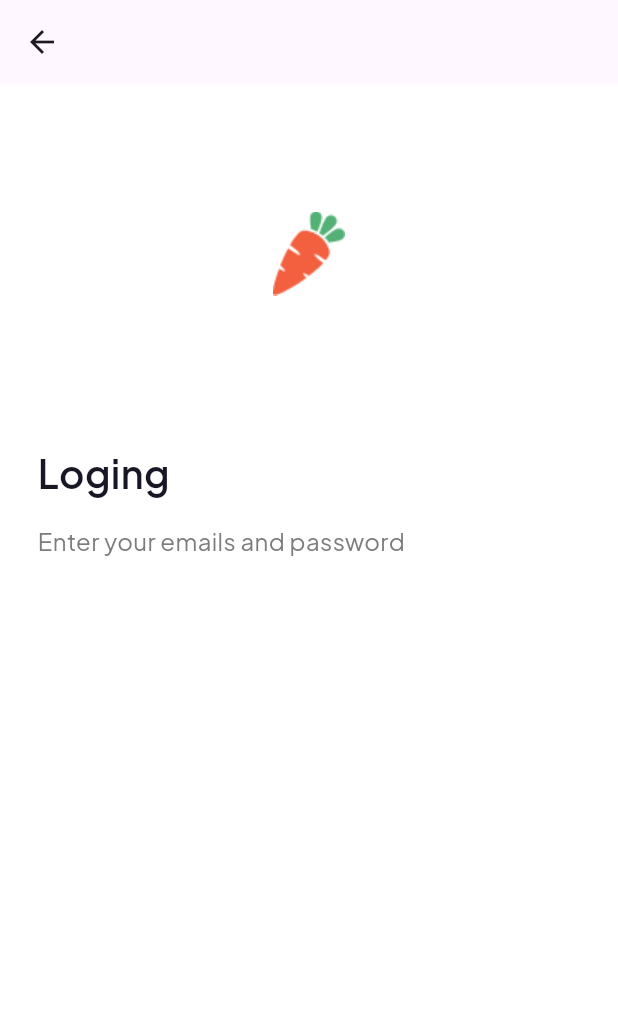
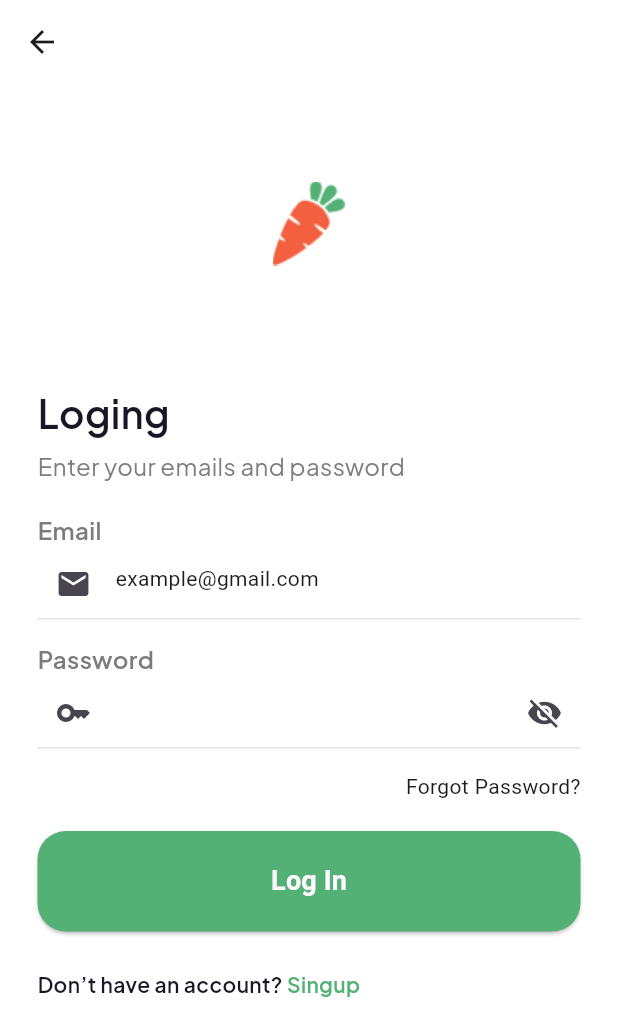
Before and after one commit to Klibar/forth_flutter_task, a Flutter app: the screen it shows after launch, after a tap on "Get Started", on a phone screen of 412 x 824 dp. Shown: the top 1036 px of the screen. Run offline on Flutter 3.47's test engine with Material 3 defaults, Android fonts, the phone set to English and light mode, and no system bars; our stand-ins replace flutter_svg, google_fonts.

Commit message:
finsh the login and sing up

```diff
--- a/lib/conestans.dart
+++ b/lib/conestans.dart
@@ -15,16 +15,12 @@ class GreenButton extends StatelessWidget {
   final VoidCallback onPressed;
   @override
   Widget build(BuildContext context) {
-    return Padding(
-      padding: EdgeInsets.symmetric(horizontal: 30.5),
-      child: ElevatedButton(
+    return ElevatedButton(
       onPressed: onPressed,
       style: ElevatedButton.styleFrom(
-          minimumSize: Size(353, 67),
+        minimumSize: Size(double.infinity, 67),
         backgroundColor: MyColors.mainColor,
-          shape: RoundedRectangleBorder(
-            borderRadius: BorderRadius.circular(19),
-          ),
+        shape: RoundedRectangleBorder(borderRadius: BorderRadius.circular(19)),
       ),
       child: Text(
         textButton,
@@ -34,7 +30,6 @@ class GreenButton extends StatelessWidget {
           fontSize: 18,
         ),
       ),
-      ),
     );
   }
 }
--- a/lib/screens/auth/login.dart
+++ b/lib/screens/auth/login.dart
@@ -1,4 +1,6 @@
 import 'package:flutter/material.dart';
+import 'package:forth_flutter_task/conestans.dart';
+import 'package:forth_flutter_task/screens/auth/signUp.dart';
 import 'package:google_fonts/google_fonts.dart';
 
 class Login extends StatefulWidget {
@@ -9,15 +11,16 @@ class Login extends StatefulWidget {
 }
 
 class _LoginState extends State<Login> {
-  // final _formKey = GlobalKey<FormState>();
-  // final _emailController = TextEditingController();
-  // final _passController = TextEditingController();
-  // bool _checkPass = true;
+  var formKey = GlobalKey<FormState>();
+  final emailController = TextEditingController();
+  final passController = TextEditingController();
+  bool passFiledCheck = true;
   @override
   Widget build(BuildContext context) {
     return Scaffold(
       backgroundColor: Colors.white,
       appBar: AppBar(
+        backgroundColor: Colors.white,
         leading: IconButton(
           onPressed: () => Navigator.pop(context),
           icon: Icon(Icons.arrow_back),
@@ -25,14 +28,17 @@ class _LoginState extends State<Login> {
       ),
       body: Padding(
         padding: EdgeInsets.symmetric(horizontal: 25),
+        child: SingleChildScrollView(
+          child: Form(
+            key: formKey,
             child: Column(
               children: [
-            SizedBox(height: 85),
+                SizedBox(height: 65),
                 Row(
                   mainAxisAlignment: .center,
                   children: [Image.asset('assets/Group.png')],
                 ),
-            SizedBox(height: 100),
+                SizedBox(height: 80),
                 Row(
                   children: [
                     Column(
@@ -46,7 +52,7 @@ class _LoginState extends State<Login> {
                             color: Color(0xff181725),
                           ),
                         ),
-                    SizedBox(height: 15),
+                        SizedBox(height: 5),
                         Text(
                           'Enter your emails and password',
                           style: GoogleFonts.plusJakartaSans(
@@ -59,8 +65,115 @@ class _LoginState extends State<Login> {
                     ),
                   ],
                 ),
-            SizedBox(height: 40),
+                SizedBox(height: 20),
+                Align(
+                  alignment: .centerStart,
+                  child: Text(
+                    'Email',
+                    style: GoogleFonts.plusJakartaSans(
+                      color: Color(0xff7C7C7C),
+                      fontSize: 16,
+                      fontWeight: FontWeight.w600,
+                    ),
+                  ),
+                ),
+                TextFormField(
+                  controller: emailController,
+                  decoration: InputDecoration(
+                    hint: Text('example@gmail.com'),
+                    prefixIcon: Icon(Icons.email),
+                    enabledBorder: UnderlineInputBorder(
+                      borderSide: BorderSide(color: Color(0xffE2E2E2)),
+                    ),
+                  ),
+                  validator: (String? value) {
+                    if (value == null || value.isEmpty) {
+                      return 'Enter your email';
+                    }
+                    return null;
+                  },
+                ),
+                SizedBox(height: 15),
+                Align(
+                  alignment: .centerStart,
+                  child: Text(
+                    'Password',
+                    style: GoogleFonts.plusJakartaSans(
+                      color: Color(0xff7C7C7C),
+                      fontSize: 16,
+                      fontWeight: FontWeight.w600,
+                    ),
+                  ),
+                ),
+                TextFormField(
+                  controller: passController,
+                  obscureText: passFiledCheck,
+                  decoration: InputDecoration(
+                    prefixIcon: Icon(Icons.key),
+                    suffixIcon: IconButton(
+                      onPressed: () {
+                        setState(() {
+                          passFiledCheck = !passFiledCheck;
+                        });
+                      },
+                      icon: passFiledCheck
+                          ? Icon(Icons.visibility_off)
+                          : Icon(Icons.visibility),
+                    ),
+                    enabledBorder: UnderlineInputBorder(
+                      borderSide: BorderSide(color: Color(0xffE2E2E2)),
+                    ),
+                  ),
+                  validator: (String? value) {
+                    if (value == null || value.isEmpty) {
+                      return 'Enter your password';
+                    }
+                    return null;
+                  },
+                ),
+                SizedBox(height: 15),
+                Align(alignment: .centerRight, child: Text('Forgot Password?')),
+                SizedBox(height: 20),
+                GreenButton(
+                  textButton: "Log In",
+                  onPressed: () {
+                    if (formKey.currentState!.validate()) {
+                      // Navigator.push(context, MaterialPageRoute(builder: (context) => ProfileScreen(),)),
+                    }
+                  },
+                ),
+                SizedBox(height: 25),
+                Row(
+                  children: [
+                    Text(
+                      'Don’t have an account?',
+                      style: GoogleFonts.plusJakartaSans(
+                        color: Color(0xff181725),
+                        fontWeight: FontWeight.w600,
+                        fontSize: 14,
+                      ),
+                    ),
+                    InkWell(
+                      onTap: () {
+                        Navigator.push(
+                          context,
+                          MaterialPageRoute(builder: (context) => Signup()),
+                        );
+                      },
+                      child: Text(
+                        ' Singup',
+                        style: GoogleFonts.plusJakartaSans(
+                          color: MyColors.mainColor,
+                          fontWeight: FontWeight.w600,
+                          fontSize: 14,
+                        ),
+                      ),
+                    ),
                   ],
+                ),
+              ],
+            ),
+          ),
         ),
       ),
     );
--- a/lib/screens/onbording.dart
+++ b/lib/screens/onbording.dart
@@ -52,7 +52,9 @@ class _OnbordingState extends State<Onbording> {
                     ),
                   ),
                   SizedBox(height: 30),
-                  GreenButton(
+                  Padding(
+                    padding: EdgeInsets.symmetric(horizontal: 30),
+                    child: GreenButton(
                       textButton: 'Get Started',
                       onPressed: () {
                         Navigator.push(
@@ -60,6 +62,7 @@ class _OnbordingState extends State<Onbording> {
                           MaterialPageRoute(builder: (context) => Login()),
                         );
                       },
+                    ),
                   ),
                 ],
               ),
```
Also changed, not shown: lib/screens/auth/signUp.dart (+260 -0 lines). Lines whose indentation alone changed are shown as unchanged.
